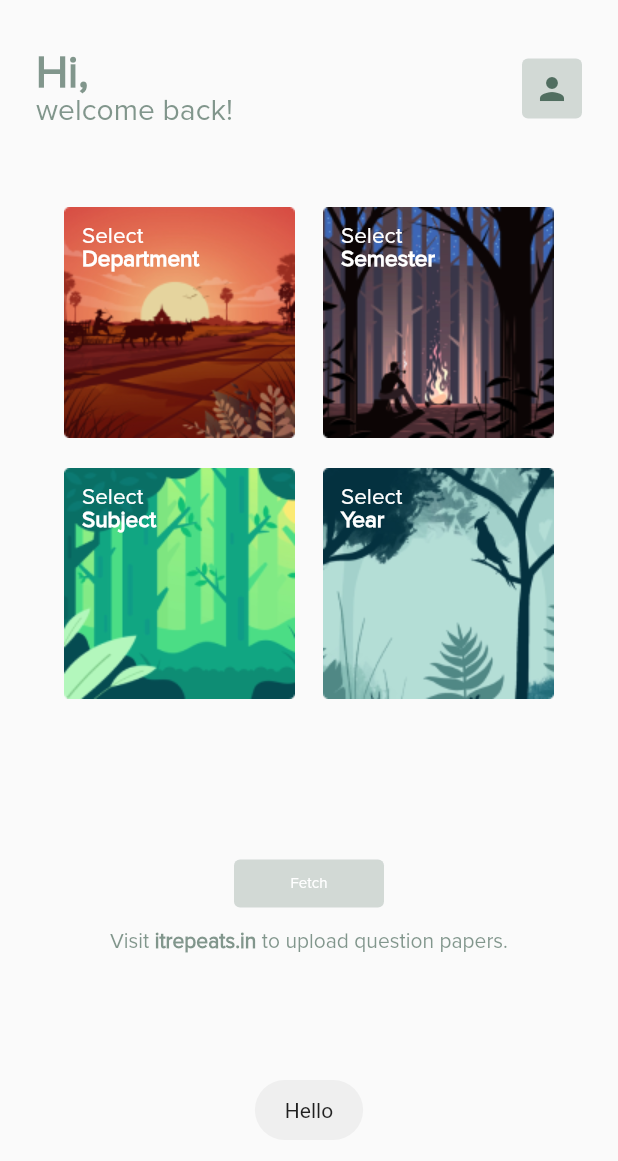
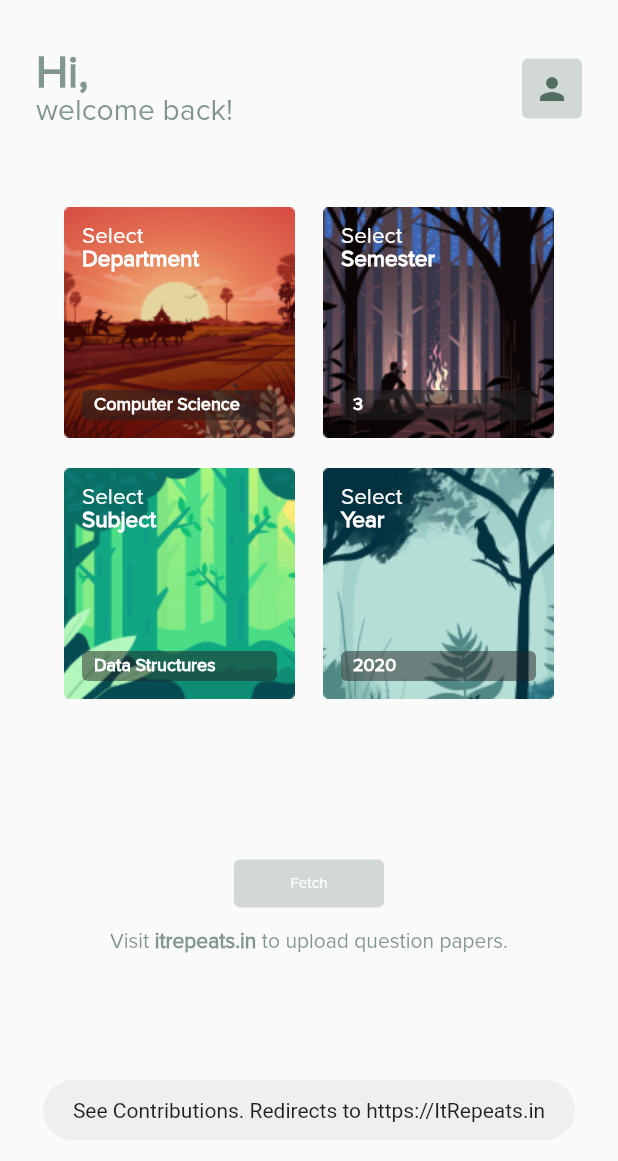
Before and after one commit to CatalystsReachOut/it-repeats-app, a Flutter app: the screen it shows after launch, after a tap on the "person" icon, on a phone screen of 412 x 824 dp. Shown: the top 1161 px of the screen. Run offline on Flutter 3.47's test engine with Material 2 defaults, Android fonts, the phone set to English and light mode, and no system bars; our stand-ins replace bloc, dartz, equatable, flutter_bloc, flutter_screenutil, fluttertoast and 2 more; missing offline and left inert: syncfusion_flutter_pdfviewer; network calls fail.

```diff
--- a/lib/features/data/datasources/remote_data_source.dart
+++ b/lib/features/data/datasources/remote_data_source.dart
@@ -21,10 +21,7 @@ class RemoteDataSourceImpl implements RemoteDataSource {
       String semester, String subject, String year) async {
     final response = await client.get(
       Uri.parse(
-          'https://it-repeats-backend.onrender.com/api/question-paper/get-details'),
-      // TODO: Add Parameters to API URL
-      // TODO: Use http.post instead of get
-      // FIXME: Use jsonEncode to send parameters
+          'https://itrepeats-backend-2p5h.vercel.app/api/question-paper/get-sub?departmentName=$departmentName&semester=$semester&subjectName=$subject&year=$year'),
       headers: {
         'Content-Type': 'application/json',
       },
--- a/lib/features/data/models/question_paper_model.dart
+++ b/lib/features/data/models/question_paper_model.dart
@@ -20,13 +20,13 @@ class QuestionPaperModel extends QuestionPaperEntity {
 
   factory QuestionPaperModel.fromJson(Map<String, dynamic> json) {
     return QuestionPaperModel(
-        id: json['ID'],
-        departmentName: json['departmentName'],
-        semester: json['semester'],
-        subjectName: json['subjectName'],
-        examName: json['examName'],
-        fileURL: json['fileURL'],
-        year: json['year']);
+        id: json['data'][0]['id'],
+        departmentName: json['data'][0]['departmentName'],
+        semester: json['data'][0]['semester'],
+        subjectName: json['data'][0]['subjectName'],
+        examName: json['data'][0]['examName'],
+        fileURL: json['data'][0]['fileUrl'],
+        year: json['data'][0]['year']);
   }
 
   Map<String, dynamic> toJson() {
@@ -35,9 +35,9 @@ class QuestionPaperModel extends QuestionPaperEntity {
     data['semester'] = semester;
     data['subjectName'] = subjectName;
     data['examName'] = examName;
-    data['fileURL'] = fileURL;
+    data['fileUrl'] = fileURL;
     data['year'] = year;
-    data['ID'] = id;
+    data['id'] = id;
     return data;
   }
 }
--- a/lib/features/presentation/bloc/it_repeats_event.dart
+++ b/lib/features/presentation/bloc/it_repeats_event.dart
@@ -1,7 +1,7 @@
 part of 'it_repeats_bloc.dart';
 
 abstract class ItRepeatsEvent extends Equatable {
-  // const ItRepeatsEvent([List props = const <dynamic>[]]) : super();
+  const ItRepeatsEvent([List props = const <dynamic>[]]) : super();
 
   @override
   List<Object> get props => [];
@@ -13,7 +13,7 @@ class GetQuestionPaperEntity extends ItRepeatsEvent {
   final String subject;
   final String year;
 
-  GetQuestionPaperEntity(
+  const GetQuestionPaperEntity(
       this.departmentName, this.semester, this.subject, this.year);
 
   @override
--- a/lib/features/presentation/pages/SelectionPage.dart
+++ b/lib/features/presentation/pages/SelectionPage.dart
@@ -1,7 +1,11 @@
 import 'package:flutter/material.dart';
+import 'package:flutter_bloc/flutter_bloc.dart';
 import 'package:fluttertoast/fluttertoast.dart';
-import 'package:it_repeats/features/presentation/pages/ShowOptionsPage.dart';
+import 'package:it_repeats/features/presentation/bloc/it_repeats_bloc.dart';
+import 'package:it_repeats/features/presentation/pages/ViewPDF.dart';
+// import 'package:it_repeats/features/presentation/pages/ShowOptionsPage.dart';
 import 'package:it_repeats/features/presentation/widgets/SelectOptionsWidget.dart';
+import 'package:it_repeats/features/presentation/widgets/ListData.dart';
 
 class SelectionPage extends StatefulWidget {
   const SelectionPage({Key? key}) : super(key: key);
@@ -11,6 +15,11 @@ class SelectionPage extends StatefulWidget {
 }
 
 class _SelectionPageState extends State<SelectionPage> {
+  void dispatchItRepeats() {
+    BlocProvider.of<ItRepeatsBloc>(context).add(GetQuestionPaperEntity(
+        selectDepartment, selectSemester, selectSubject, selectYear));
+  }
+
   @override
   void initState() {
     super.initState();
@@ -65,7 +74,9 @@ class _SelectionPageState extends State<SelectionPage> {
                       ),
                     ),
                     onTap: () {
-                      Fluttertoast.showToast(msg: "Hello");
+                      Fluttertoast.showToast(
+                          msg:
+                              "See Contributions. Redirects to https://ItRepeats.in");
                     },
                   )
                 ],
@@ -77,12 +88,24 @@ class _SelectionPageState extends State<SelectionPage> {
                   SizedBox(
                     width: 154,
                     height: 154,
-                    child: selectOptions("department"),
+                    child: selectOptions(
+                        context,
+                        "department",
+                        [
+                          "Computer Science",
+                          "Mechanical Engineering",
+                          "Electronics and Communication"
+                        ],
+                        selectDepartment),
                   ),
                   SizedBox(
                     width: 154,
                     height: 154,
-                    child: selectOptions("semester"),
+                    child: selectOptions(
+                        context,
+                        "semester",
+                        ["1", "2", "3", "4", "5", "6", "7", "8"],
+                        selectSemester),
                   ),
                 ],
               ),
@@ -93,12 +116,17 @@ class _SelectionPageState extends State<SelectionPage> {
                   SizedBox(
                     width: 154,
                     height: 154,
-                    child: selectOptions("subject"),
+                    child: selectOptions(
+                        context,
+                        "subject",
+                        ["ARM", "Thermodynamics", "Data Structures"],
+                        selectSubject),
                   ),
                   SizedBox(
                     width: 154,
                     height: 154,
-                    child: selectOptions("year"),
+                    child: selectOptions(context, "year",
+                        ["2022", "2021", "2020", "2019", "2018"], selectYear),
                   ),
                 ],
               ),
@@ -108,10 +136,7 @@ class _SelectionPageState extends State<SelectionPage> {
                   onTap: () {
                     Navigator.of(context).push(
                       MaterialPageRoute(
-                        builder: (context) => const ShowOptionsPage(
-                          listOfOptions: ["CSE", "ECE", "MECH"],
-                        ),
-                      ),
+                          builder: (context) => const ViewPDFFile()),
                     );
                   },
                   onLongPress: () {
--- /dev/null
+++ b/lib/features/presentation/widgets/ListData.dart
@@ -0,0 +1,15 @@
+String selectDepartment = "Computer Science";
+String selectSemester = "3";
+String selectSubject = "Data Structures";
+String selectYear = "2020";
+
+final Map<String, String> departmentAbbrevs = {
+  "Architecture": "ARCH",
+  "Automation & Robotics": "A&R",
+  "Biotechnology": "BT",
+  "Civil Engineering": "CE",
+  "Computer Science & Engineering": "CSE",
+  "Electrical & Electronics Engineering": "EEE",
+  "Electronics & Communication Engineering": "ECE",
+  "Mechanical Engineering": "MECH"
+};
--- a/lib/features/presentation/widgets/SelectOptionsWidget.dart
+++ b/lib/features/presentation/widgets/SelectOptionsWidget.dart
@@ -1,5 +1,6 @@
 import 'package:flutter/material.dart';
 import 'package:fluttertoast/fluttertoast.dart';
+import 'package:it_repeats/features/presentation/pages/ShowOptionsPage.dart';
 
 extension StringExtension on String {
   String capitalize() {
@@ -7,7 +8,8 @@ extension StringExtension on String {
   }
 }
 
-Widget selectOptions(String type) {
+Widget selectOptions(BuildContext context, String type,
+    List<String> optionsList, String holdingVariable) {
   type = type.toLowerCase();
 
   return GestureDetector(
@@ -42,9 +44,40 @@ Widget selectOptions(String type) {
             ],
           ),
         ),
+        Positioned(
+          left: 12,
+          bottom: 12,
+          child: Container(
+            width: 130,
+            padding: const EdgeInsets.symmetric(vertical: 4, horizontal: 8),
+            decoration: const BoxDecoration(
+              color: Color.fromRGBO(34, 34, 34, 0.5),
+              borderRadius: BorderRadius.all(
+                Radius.circular(4),
+              ),
+            ),
+            child: Text(
+              holdingVariable,
+              style: const TextStyle(
+                  fontSize: 12,
+                  color: Colors.white,
+                  fontWeight: FontWeight.w700,
+                  overflow: TextOverflow.ellipsis),
+            ),
+          ),
+        ),
       ],
     ),
-    onTap: () {},
+    onTap: () {
+      Navigator.of(context).push(
+        MaterialPageRoute(
+          builder: (context) => ShowOptionsPage(
+            listOfOptions: optionsList,
+            choose: type,
+          ),
+        ),
+      );
+    },
     onLongPress: () {
       Fluttertoast.showToast(msg: "Select ${type.capitalize()}");
     },
--- a/pubspec.yaml
+++ b/pubspec.yaml
@@ -39,6 +39,8 @@ dependencies:
   fluttertoast: ^8.1.2
   flutter_screenutil: ^5.6.0
   google_fonts: ^3.0.1
+  syncfusion_flutter_pdfviewer: ^20.4.53
+  flutter_windowmanager: ^0.2.0
 
   get_it: ^7.2.0
   flutter_bloc: ^8.1.1
```
Also changed, not shown: lib/features/presentation/bloc/it_repeats_bloc.dart (+0 -10 lines), lib/features/presentation/pages/ShowOptionsPage.dart (+40 -7 lines), lib/features/presentation/pages/ViewPDF.dart (added, +118 -0 lines), pubspec.lock, 1 other file.
